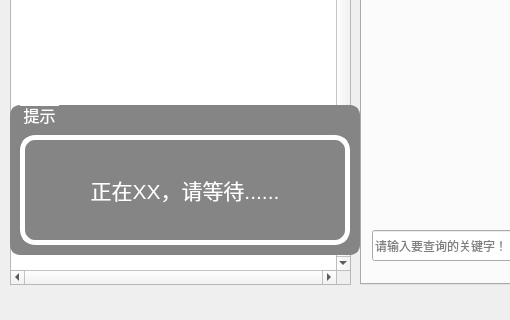
Above: ui/mainWindow.ui from wcss2010/pythonCodeFactory before the change; both pictures show x 0 to 510 and y 315 to 635 of the 1168 by 635 pixel window. Below: the same form after it.
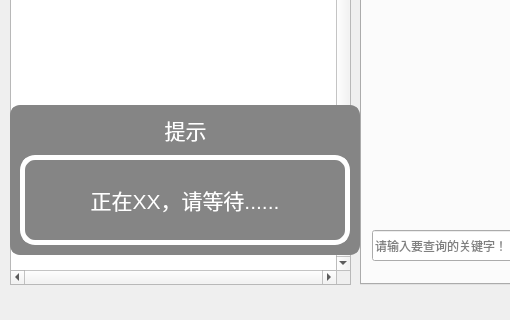
That is the form after the change. Custom widgets are drawn as their Qt base class.

What changed in the file:
```diff
--- a/ui/mainWindow.ui
+++ b/ui/mainWindow.ui
@@ -440,7 +440,7 @@
 }</string>
     </property>
     <property name="title">
-     <string>提示</string>
+     <string/>
     </property>
     <property name="alignment">
      <set>Qt::AlignCenter</set>
@@ -449,9 +449,9 @@
      <property name="geometry">
       <rect>
        <x>10</x>
-       <y>30</y>
+       <y>50</y>
        <width>330</width>
-       <height>110</height>
+       <height>90</height>
       </rect>
      </property>
      <property name="font">
@@ -475,6 +475,30 @@
       <set>Qt::AlignCenter</set>
      </property>
     </widget>
+    <widget class="QLabel" name="lblWaitTitle">
+     <property name="geometry">
+      <rect>
+       <x>10</x>
+       <y>10</y>
+       <width>331</width>
+       <height>30</height>
+      </rect>
+     </property>
+     <property name="font">
+      <font>
+       <pointsize>16</pointsize>
+      </font>
+     </property>
+     <property name="styleSheet">
+      <string notr="true">QLabel{color:white}</string>
+     </property>
+     <property name="text">
+      <string>提示</string>
+     </property>
+     <property name="alignment">
+      <set>Qt::AlignCenter</set>
+     </property>
+    </widget>
    </widget>
   </widget>
   <widget class="QMenuBar" name="menubar">
```
